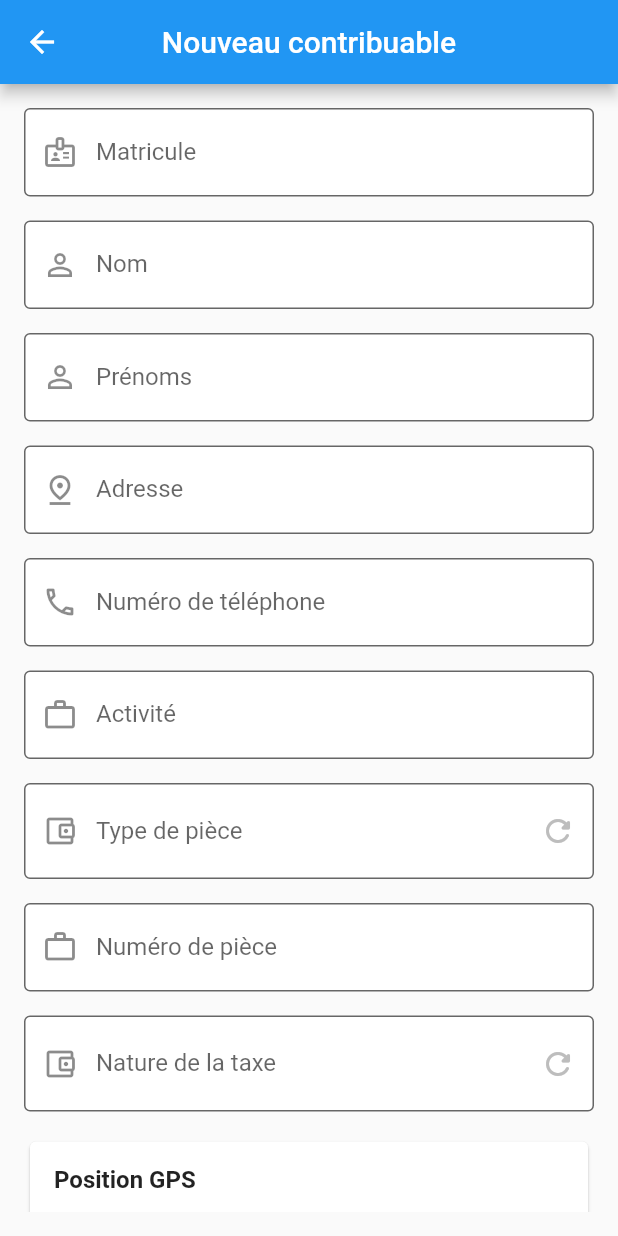
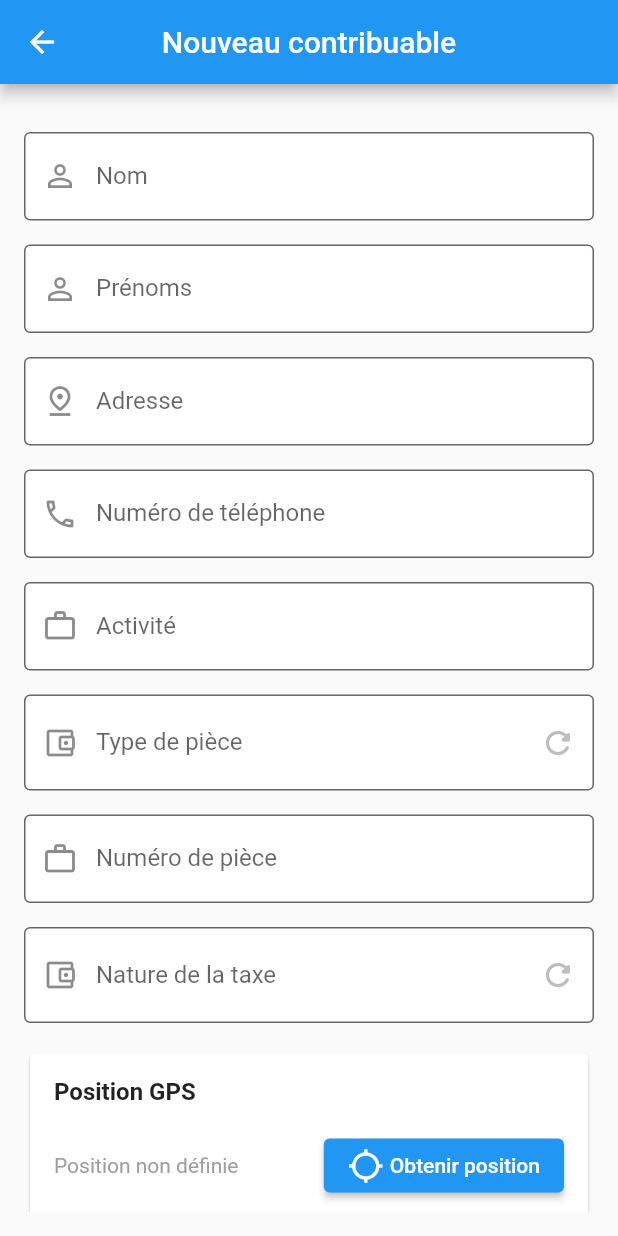
Before and after one commit to agnamc9/swin_collect, a Flutter app: the HomeScreen screen opened directly, item 3 of the bottom bar chosen, after a tap on the "add" icon, on a phone screen of 412 x 824 dp. Run offline on Flutter 3.47's test engine with Material 3 defaults, Android fonts, the phone set to English and light mode, and no system bars; our stand-ins replace dio, event_bus, flutter_riverpod, gap, get_storage, location and 3 more; accounts and stored records are empty; generated files the repository leaves out were written again; network calls fail.

Commit message:
filtre contribuable

```diff
--- a/lib/src/data/remote/remote_call_helper.dart
+++ b/lib/src/data/remote/remote_call_helper.dart
@@ -9,7 +9,7 @@ Future<ApiResponse<T>> runBlock<T>(Future<ApiResponse<T>> Function() block) asyn
     return response;
   } on DioException catch (e) {
     if (e.response != null && e.response!.data != null) {
-      return Future.value(ApiResponse(success: false, message: e.response!.data['message'] as String));
+      return Future.value(ApiResponse(success: false, message: ((e.response!.data['message'] ?? e.response!.data['error']) as String)) );
     }
     final message = getMessageFromException(e);
     return Future.value(ApiResponse(success: false, message: message));
--- a/lib/src/data/remote/remote_client.dart
+++ b/lib/src/data/remote/remote_client.dart
@@ -81,5 +81,5 @@ abstract class RemoteClient {
   Future<List<IdentityType>> getIdentityTypes();
 
   @POST("/contribuable/create")
-  Future<Contribuable> createContribuable(@Body() Map<String, Object> map);
+  Future<List<Contribuable>> createContribuable(@Body() Map<String, Object> map);
 }
--- a/lib/src/data/repository/contribuable_repository.dart
+++ b/lib/src/data/repository/contribuable_repository.dart
@@ -11,7 +11,6 @@ abstract class ContribuableRepository {
   Future<ApiResponse> create({
     required String nom,
     required String prenoms,
-    required String matricule,
     required String adresse,
     required String telephone,
     required String activite,
@@ -40,7 +39,6 @@ class ContribuableRepositoryImpl extends ContribuableRepository {
   Future<ApiResponse> create({
     required String nom,
     required String prenoms,
-    required String matricule,
     required String adresse,
     required String telephone,
     required String activite,
@@ -59,10 +57,10 @@ class ContribuableRepositoryImpl extends ContribuableRepository {
         "phoneNumber": telephone,
         "latitude": "${latitude}",
         "longitude": "${longitude}",
-        "photoPath": "",
         "idIdentity": numeroPiece,
         "identityTypeId": identityId,
         "activite": activite,
+        "photoPath": "null",
         "tax": tax,
       });
       return ApiResponse<Contribuable>();
--- a/lib/src/presentation/contribuable/controllers/create_contribuable_controller.dart
+++ b/lib/src/presentation/contribuable/controllers/create_contribuable_controller.dart
@@ -73,7 +73,6 @@ class CreateContribuableController extends ChangeNotifier {
   Future<ApiResponse> createContribuable({
     required String nom,
     required String prenoms,
-    required String matricule,
     required String adresse,
     required String telephone,
     required String activite,
@@ -84,7 +83,6 @@ class CreateContribuableController extends ChangeNotifier {
     return _contribuableRepository.create(
       nom: nom.trim(),
       prenoms: prenoms.trim(),
-      matricule: matricule.trim(),
       adresse: adresse.trim(),
       telephone: telephone.trim(),
       activite: activite.trim(),
--- a/lib/src/presentation/contribuable/screens/contribuable_screen.dart
+++ b/lib/src/presentation/contribuable/screens/contribuable_screen.dart
@@ -19,6 +19,7 @@ class _ContribuableScreenState extends ConsumerState<ContribuableScreen> {
   @override
   void initState() {
     _contribuableController = ref.read(contribuableControllerProvider);
+    _contribuableController.initQuery();
     super.initState();
     WidgetsBinding.instance.addPostFrameCallback((_) {
       _getContribuables();
@@ -33,7 +34,10 @@ class _ContribuableScreenState extends ConsumerState<ContribuableScreen> {
         child: Column(
           crossAxisAlignment: CrossAxisAlignment.stretch,
           children: [
-            TextField(
+            Consumer(
+              builder: (context, ref, child) {
+                _contribuableController = ref.watch(contribuableControllerProvider);
+                return TextField(
                   controller: _searchController,
                   decoration: InputDecoration(
                     hintText: "Rechercher",
@@ -41,8 +45,21 @@ class _ContribuableScreenState extends ConsumerState<ContribuableScreen> {
                     border: OutlineInputBorder(borderSide: BorderSide(color: Colors.black)),
                     filled: true,
                     fillColor: Colors.white,
+                    suffixIcon: _contribuableController.query.isNotEmpty
+                        ? InkWell(
+                            onTap: () {
+                              _searchController.clear();
+                              _contribuableController.query = null;
+                            },
+                            child: Icon(Icons.close),
+                          )
+                        : null,
                   ),
-              obscureText: true,
+                  onChanged: (value) {
+                    _contribuableController.query = value;
+                  },
+                );
+              },
             ),
             Gap(8),
             Expanded(
@@ -54,9 +71,10 @@ class _ContribuableScreenState extends ConsumerState<ContribuableScreen> {
                     response: response,
                     retry: _getContribuables,
                     responseBuilder: (items) {
+                      var results = _contribuableController.getFilteredContribuables();
                       return ListView.separated(
                         itemBuilder: (context, index) {
-                          var item = items.elementAt(index);
+                          var item = results.elementAt(index);
                           return InkWell(
                             onTap: () {
                               _contribuableController.contribuable = item;
@@ -70,7 +88,10 @@ class _ContribuableScreenState extends ConsumerState<ContribuableScreen> {
                                 padding: const EdgeInsets.all(8.0),
                                 child: Row(
                                   children: [
-                                    CircleAvatar(),
+                                    CircleAvatar(
+                                      backgroundColor: Colors.grey.shade300,
+                                      child: Icon(Icons.person_outline_outlined, color: Colors.grey),
+                                    ),
                                     Gap(8),
                                     Expanded(
                                       child: Column(
@@ -91,7 +112,7 @@ class _ContribuableScreenState extends ConsumerState<ContribuableScreen> {
                           );
                         },
                         separatorBuilder: (_, __) => Gap(8),
-                        itemCount: items.length,
+                        itemCount: results.length,
                       );
                     },
                   );
--- a/lib/src/presentation/contribuable/screens/create_contribuable_screen.dart
+++ b/lib/src/presentation/contribuable/screens/create_contribuable_screen.dart
@@ -19,7 +19,6 @@ class _CreateContribuableScreenState extends ConsumerState<CreateContribuableScr
   AppLocation? _currentPosition;
   late CreateContribuableController _contribuableController;
 
-  final TextEditingController matriculeController = TextEditingController();
   final TextEditingController nomController = TextEditingController();
   final TextEditingController prenomController = TextEditingController();
   final TextEditingController adresseController = TextEditingController();
@@ -31,7 +30,6 @@ class _CreateContribuableScreenState extends ConsumerState<CreateContribuableScr
   void initState() {
     _contribuableController = ref.read(createContribuableControllerProvider);
     if (kDebugMode) {
-      matriculeController.text = "OBV225";
       nomController.text = "Agnaramon";
       prenomController.text = "Boris";
       adresseController.text = "Angre Soleil 2";
@@ -69,22 +67,6 @@ class _CreateContribuableScreenState extends ConsumerState<CreateContribuableScr
             child: Column(
               crossAxisAlignment: CrossAxisAlignment.stretch,
               children: [
-                TextFormField(
-                  controller: matriculeController,
-                  decoration: InputDecoration(
-                    labelText: "Matricule",
-                    border: OutlineInputBorder(borderSide: BorderSide(color: Colors.black)),
-                    filled: true,
-                    fillColor: Colors.white,
-                    prefixIcon: Icon(Icons.badge_outlined),
-                  ),
-                  validator: (value) {
-                    if (value == null || value.isEmpty) {
-                      return "Le matricule est requis";
-                    }
-                    return null;
-                  },
-                ),
                 Gap(16),
                 TextFormField(
                   controller: nomController,
@@ -387,7 +369,6 @@ class _CreateContribuableScreenState extends ConsumerState<CreateContribuableScr
     var response = await _contribuableController.createContribuable(
       nom: nomController.text,
       prenoms: prenomController.text,
-      matricule: matriculeController.text,
       adresse: adresseController.text,
       telephone: telephoneController.text,
       activite: activiteController.text,
@@ -400,6 +381,9 @@ class _CreateContribuableScreenState extends ConsumerState<CreateContribuableScr
       showInfoDialog(context, message: response.message ?? '');
       return;
     }
+    ScaffoldMessenger.of(
+      context,
+    ).showSnackBar(SnackBar(content: Text("Contribuable crée avec succès"), backgroundColor: Colors.green));
     Navigator.pop(context, true);
   }
 }
--- a/lib/src/presentation/profile/screens/profile_screen.dart
+++ b/lib/src/presentation/profile/screens/profile_screen.dart
@@ -18,7 +18,11 @@ class ProfileScreen extends ConsumerWidget {
       child: Column(
         crossAxisAlignment: CrossAxisAlignment.stretch,
         children: [
-          CircleAvatar(radius: 30),
+          CircleAvatar(
+            radius: 30,
+            backgroundColor: Colors.grey.shade300,
+            child: Icon(Icons.person_outline_outlined, color: Colors.grey),
+          ),
           const Gap(16),
           Card(
             child: Padding(
--- a/lib/src/presentation/tax_collect/screens/tax_collect_screen.dart
+++ b/lib/src/presentation/tax_collect/screens/tax_collect_screen.dart
@@ -1,6 +1,7 @@
 import 'package:flutter/material.dart';
 import 'package:flutter_riverpod/flutter_riverpod.dart';
 import 'package:gap/gap.dart';
+import 'package:shimmer/shimmer.dart';
 import 'package:tax_collect/src/presentation/tax_collect/controllers/controllers.dart';
 import 'package:tax_collect/src/presentation/tax_collect/screens/screens.dart';
 import 'package:tax_collect/src/utils/date_utils.dart';
@@ -34,7 +35,7 @@ class _TaxCollectScreenState extends ConsumerState<TaxCollectScreen> {
         children: [
           Card(
             child: Padding(
-              padding: const EdgeInsets.all(8.0),
+              padding: const EdgeInsets.symmetric(vertical: 16, horizontal: 8),
               child: Row(
                 children: [
                   Icon(Icons.attach_money_rounded),
@@ -51,12 +52,31 @@ class _TaxCollectScreenState extends ConsumerState<TaxCollectScreen> {
                             var totalCollectResponse = _taxCollectController.totalCollectResponse;
                             return ApiResponseView(
                               response: totalCollectResponse,
+                              loadingView: Align(
+                                alignment: Alignment.centerLeft,
+                                child: Shimmer.fromColors(
+                                  baseColor: Colors.grey,
+                                  highlightColor: Colors.white,
+                                  child: Text(
+                                    '******',
+                                    textAlign: TextAlign.center,
+                                    style: TextStyle(fontSize: 24, fontWeight: FontWeight.bold),
+                                  ),
+                                ),
+                              ),
                               showErrorMessage: false,
                               responseBuilder: (items) {
                                 var totalCollect = items.first;
-                                return Text(
-                                  "${totalCollect} Fcfa",
-                                  style: TextStyle(fontSize: 18, fontWeight: FontWeight.bold),
+                                return Row(
+                                  children: [
+                                    Expanded(
+                                      child: Text(
+                                        "${totalCollect} Fcfa",
+                                        style: TextStyle(fontSize: 24, fontWeight: FontWeight.bold),
+                                      ),
+                                    ),
+                                    InkWell(onTap: _getTotalCollect, child: Icon(Icons.refresh_rounded)),
+                                  ],
                                 );
                               },
                             );
@@ -83,7 +103,7 @@ class _TaxCollectScreenState extends ConsumerState<TaxCollectScreen> {
                       itemBuilder: (context, index) {
                         var item = items.elementAt(index);
                         return InkWell(
-                          onTap: (){
+                          onTap: () {
                             _taxCollectController.taxCollect = item;
                             Navigator.push(context, MaterialPageRoute(builder: (context) => TaxCollectDetailScreen()));
                           },
--- a/lib/src/widgets/api_response_view.dart
+++ b/lib/src/widgets/api_response_view.dart
@@ -9,7 +9,7 @@ class ApiResponseView<T> extends StatelessWidget {
   final Function()? retry;
   final String? emptyMessage;
   final bool showErrorMessage;
-
+  final Widget? loadingView;
   const ApiResponseView({
     super.key,
     required this.responseBuilder,
@@ -17,12 +17,13 @@ class ApiResponseView<T> extends StatelessWidget {
     this.emptyMessage,
     this.retry,
     this.showErrorMessage = true,
+    this.loadingView,
   });
 
   @override
   Widget build(BuildContext context) {
     if (response == null) {
-      return Center(child: CircularProgressIndicator(strokeWidth: 1));
+      return loadingView ?? Center(child: CircularProgressIndicator(strokeWidth: 1));
     }
 
     if (!response!.success!) {
--- a/pubspec.yaml
+++ b/pubspec.yaml
@@ -18,7 +18,7 @@ dependencies:
   intl: ^0.20.2
   event_bus: ^2.0.1
   location: ^8.0.1
-
+  shimmer: ^3.0.0
 dev_dependencies:
   flutter_test:
     sdk: flutter
```
Also changed, not shown: lib/src/presentation/contribuable/controllers/contribuable_controller.dart (+29 -0 lines), lib/src/data/remote/remote_client.g.dart, pubspec.lock. Lines whose indentation alone changed are shown as unchanged.
